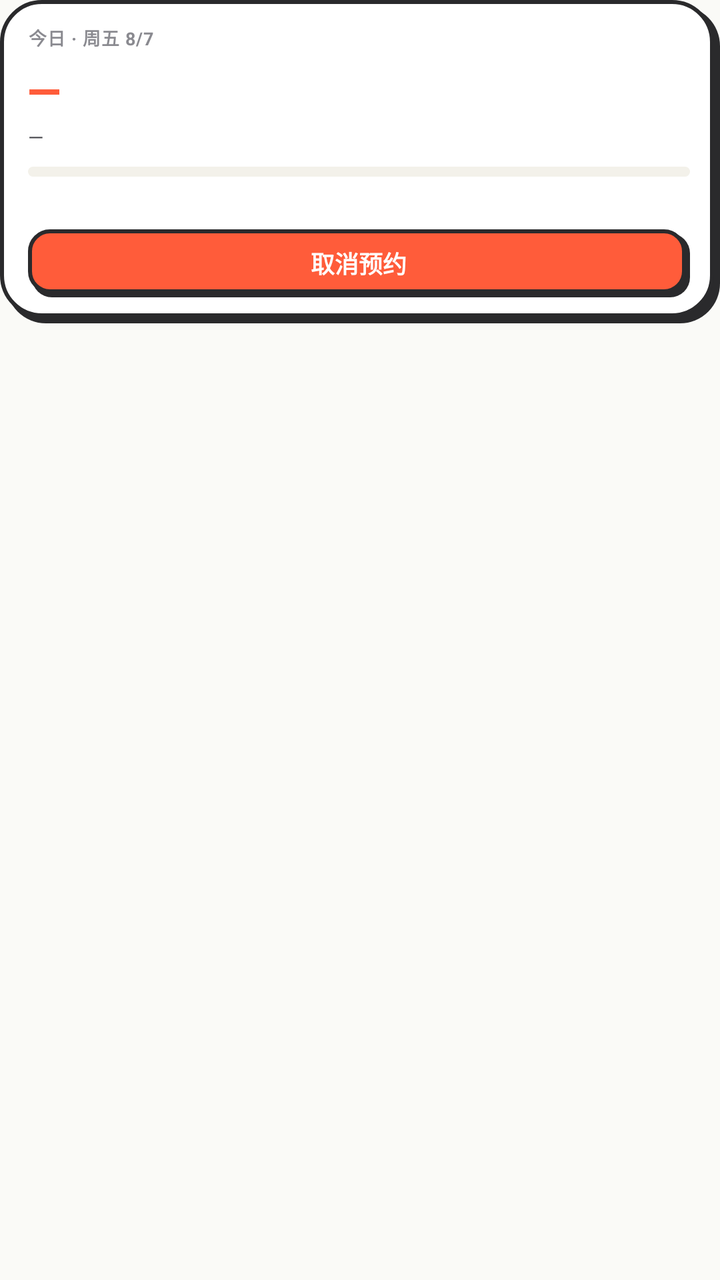
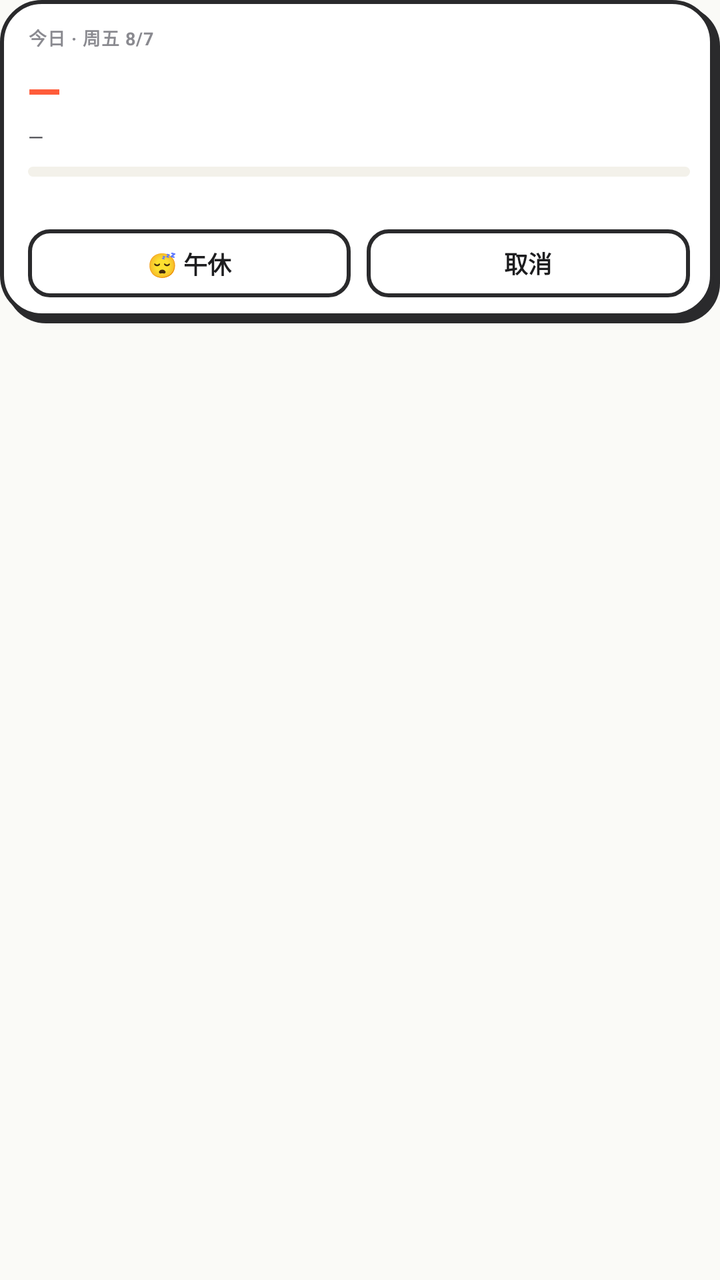

The first picture is an Android layout as it rendered before a commit; the second is the same layout after the commit. The layout source and the unified diff follow.
<!-- AndroidManifest.xml: application theme Theme.AutoLib -->
<!-- res/layout/widget_small.xml -->
<?xml version="1.0" encoding="utf-8"?>
<FrameLayout xmlns:android="http://schemas.android.com/apk/res/android"
    android:layout_width="match_parent"
    android:layout_height="match_parent">

    <LinearLayout
        android:id="@+id/w_root"
        android:layout_width="match_parent"
        android:layout_height="wrap_content"
        android:background="@drawable/bg_widget"
        android:orientation="vertical"
        android:paddingStart="14dp"
        android:paddingTop="12dp"
        android:paddingEnd="15dp"
        android:paddingBottom="13dp">

        <LinearLayout
            android:layout_width="match_parent"
            android:layout_height="wrap_content"
            android:baselineAligned="false"
            android:gravity="center_vertical"
            android:orientation="horizontal">

            <TextView
                android:id="@+id/w_date"
                android:layout_width="0dp"
                android:layout_height="wrap_content"
                android:layout_weight="1"
                android:letterSpacing="0.04"
                android:maxLines="1"
                android:text="今日 · 周五 8/7"
                android:textColor="@color/text_muted"
                android:textSize="9sp"
                android:textStyle="bold" />

            <TextView
                android:id="@+id/w_badge"
                android:layout_width="wrap_content"
                android:layout_height="wrap_content"
                android:background="@drawable/bg_widget_badge_success"
                android:maxLines="1"
                android:paddingStart="7dp"
                android:paddingTop="2dp"
                android:paddingEnd="7dp"
                android:paddingBottom="2dp"
                android:text="已预约"
                android:textColor="@color/success"
                android:textSize="9sp"
                android:textStyle="bold"
                android:visibility="gone" />
        </LinearLayout>

        <TextView
            android:id="@+id/w_seat"
            android:layout_width="match_parent"
            android:layout_height="wrap_content"
            android:layout_marginTop="5dp"
            android:ellipsize="end"
            android:fontFamily="sans-serif-medium"
            android:letterSpacing="-0.02"
            android:maxLines="1"
            android:text="—"
            android:textColor="@color/primary"
            android:textSize="22sp"
            android:textStyle="bold" />

        <TextView
            android:id="@+id/w_time"
            android:layout_width="match_parent"
            android:layout_height="wrap_content"
            android:layout_marginTop="2dp"
            android:ellipsize="end"
            android:maxLines="1"
            android:text="—"
            android:textColor="@color/text_secondary"
            android:textSize="10sp" />

        <ProgressBar
            android:id="@+id/w_progress"
            style="?android:attr/progressBarStyleHorizontal"
            android:layout_width="match_parent"
            android:layout_height="5dp"
            android:layout_marginTop="8dp"
            android:max="100"
            android:progress="0"
            android:progressDrawable="@drawable/progress_widget" />

        <TextView
            android:id="@+id/w_status"
            android:layout_width="match_parent"
            android:layout_height="wrap_content"
            android:layout_marginTop="4dp"
            android:ellipsize="end"
            android:maxLines="1"
            android:text=""
            android:textColor="@color/text_muted"
            android:textSize="9sp" />

        <TextView
            android:id="@+id/w_action"
            android:layout_width="match_parent"
            android:layout_height="34dp"
            android:layout_marginTop="10dp"
            android:background="@drawable/bg_widget_btn_accent"
            android:gravity="center"
            android:maxLines="1"
            android:text="取消预约"
            android:textColor="@color/on_primary"
            android:textSize="12sp"
            android:textStyle="bold" />
    </LinearLayout>
</FrameLayout>
<!-- resources referenced by this layout -->
<resources>
  <color name="on_primary">#FFFFFF</color>
  <color name="primary">#FF5C3A</color>
  <color name="success">#10B981</color>
  <color name="text_muted">#8A8A90</color>
  <color name="text_secondary">#4A4A4F</color>
  <!-- drawable bg_widget (drawable) -->
  <?xml version="1.0" encoding="utf-8"?>
  <layer-list xmlns:android="http://schemas.android.com/apk/res/android">
      <item
          android:left="3dp"
          android:top="3dp">
          <shape>
              <solid android:color="@color/stroke" />
              <corners android:radius="20dp" />
          </shape>
      </item>
      <item
          android:bottom="3dp"
          android:right="3dp">
          <shape>
              <solid android:color="@color/surface" />
              <stroke
                  android:width="2dp"
                  android:color="@color/stroke" />
              <corners android:radius="20dp" />
          </shape>
      </item>
  </layer-list>
  <!-- drawable bg_widget_badge_success (drawable) -->
  <?xml version="1.0" encoding="utf-8"?>
  <shape xmlns:android="http://schemas.android.com/apk/res/android">
      <solid android:color="@color/success_soft" />
      <stroke
          android:width="1dp"
          android:color="@color/success" />
      <corners android:radius="20dp" />
  </shape>
  <!-- drawable bg_widget_btn_accent (drawable) -->
  <?xml version="1.0" encoding="utf-8"?>
  <layer-list xmlns:android="http://schemas.android.com/apk/res/android">
      <item
          android:left="2dp"
          android:top="2dp">
          <shape>
              <solid android:color="@color/stroke" />
              <corners android:radius="10dp" />
          </shape>
      </item>
      <item
          android:bottom="2dp"
          android:right="2dp">
          <shape>
              <solid android:color="@color/primary" />
              <stroke
                  android:width="2dp"
                  android:color="@color/stroke" />
              <corners android:radius="10dp" />
          </shape>
      </item>
  </layer-list>
  <!-- drawable progress_widget (drawable) -->
  <?xml version="1.0" encoding="utf-8"?>
  <layer-list xmlns:android="http://schemas.android.com/apk/res/android">
      <item android:id="@android:id/background">
          <shape>
              <solid android:color="@color/surface_alt" />
              <corners android:radius="4dp" />
          </shape>
      </item>
      <item android:id="@android:id/progress">
          <clip>
              <shape>
                  <solid android:color="@color/primary" />
                  <corners android:radius="4dp" />
              </shape>
          </clip>
      </item>
  </layer-list>
  <color name="stroke">#2A2A2C</color>
  <color name="surface">#FFFFFF</color>
  <color name="success_soft">#EAF9F3</color>
  <color name="surface_alt">#F3F1EA</color>
  <color name="primary_variant">#E84A2A</color>
  <color name="background">#FAFAF7</color>
  <style name="ThemeOverlay.AutoLib.Dialog" parent="ThemeOverlay.MaterialComponents.MaterialAlertDialog">
          <item name="colorSurface">@color/background</item>
          <item name="shapeAppearanceMediumComponent">@style/ShapeAppearance.AutoLib.Large</item>
      </style>
  <style name="ShapeAppearance.AutoLib.Large" parent="ShapeAppearance.MaterialComponents.LargeComponent">
          <item name="cornerFamily">rounded</item>
          <item name="cornerSize">18dp</item>
      </style>
  <!-- unchanged entries left out for length: 1 -->
</resources>

<!-- the commit's change to res/layout/widget_small.xml (unified diff, before → after) -->
@@ -96,17 +96,40 @@
             android:textColor="@color/text_muted"
             android:textSize="9sp" />
 
-        <TextView
-            android:id="@+id/w_action"
+        
+        <LinearLayout
             android:layout_width="match_parent"
-            android:layout_height="34dp"
+            android:layout_height="wrap_content"
             android:layout_marginTop="10dp"
-            android:background="@drawable/bg_widget_btn_accent"
-            android:gravity="center"
-            android:maxLines="1"
-            android:text="取消预约"
-            android:textColor="@color/on_primary"
-            android:textSize="12sp"
-            android:textStyle="bold" />
+            android:baselineAligned="false"
+            android:orientation="horizontal">
+
+            <TextView
+                android:id="@+id/w_action"
+                android:layout_width="0dp"
+                android:layout_height="34dp"
+                android:layout_weight="1"
+                android:background="@drawable/bg_widget_btn_outline"
+                android:gravity="center"
+                android:maxLines="1"
+                android:text="😴 午休"
+                android:textColor="@color/text_primary"
+                android:textSize="12sp"
+                android:textStyle="bold" />
+
+            <TextView
+                android:id="@+id/w_action_cancel"
+                android:layout_width="0dp"
+                android:layout_height="34dp"
+                android:layout_marginStart="8dp"
+                android:layout_weight="1"
+                android:background="@drawable/bg_widget_btn_outline"
+                android:gravity="center"
+                android:maxLines="1"
+                android:text="取消"
+                android:textColor="@color/text_primary"
+                android:textSize="12sp"
+                android:textStyle="bold" />
+        </LinearLayout>
     </LinearLayout>
 </FrameLayout>
<!-- resource entries referenced after the edit -->
@@ -4,6 +4,7 @@
   <color name="primary">#FF5C3A</color>
   <color name="success">#10B981</color>
   <color name="text_muted">#8A8A90</color>
+  <color name="text_primary">#1D1D1F</color>
   <color name="text_secondary">#4A4A4F</color>
   <!-- drawable bg_widget (drawable) -->
   <?xml version="1.0" encoding="utf-8"?>
@@ -37,29 +38,15 @@
           android:color="@color/success" />
       <corners android:radius="20dp" />
   </shape>
-  <!-- drawable bg_widget_btn_accent (drawable) -->
+  <!-- drawable bg_widget_btn_outline (drawable) -->
   <?xml version="1.0" encoding="utf-8"?>
-  <layer-list xmlns:android="http://schemas.android.com/apk/res/android">
-      <item
-          android:left="2dp"
-          android:top="2dp">
-          <shape>
-              <solid android:color="@color/stroke" />
-              <corners android:radius="10dp" />
-          </shape>
-      </item>
-      <item
-          android:bottom="2dp"
-          android:right="2dp">
-          <shape>
-              <solid android:color="@color/primary" />
-              <stroke
-                  android:width="2dp"
-                  android:color="@color/stroke" />
-              <corners android:radius="10dp" />
-          </shape>
-      </item>
-  </layer-list>
+  <shape xmlns:android="http://schemas.android.com/apk/res/android">
+      <solid android:color="@color/surface" />
+      <stroke
+          android:width="2dp"
+          android:color="@color/stroke" />
+      <corners android:radius="10dp" />
+  </shape>
   <!-- drawable progress_widget (drawable) -->
   <?xml version="1.0" encoding="utf-8"?>
   <layer-list xmlns:android="http://schemas.android.com/apk/res/android">
